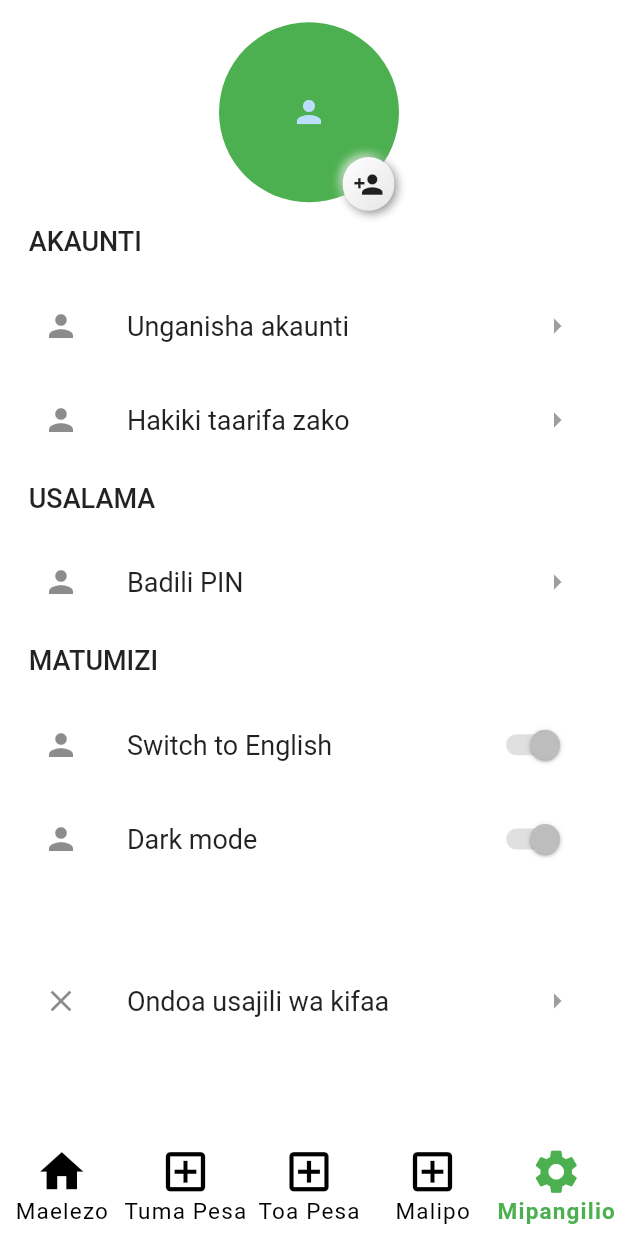
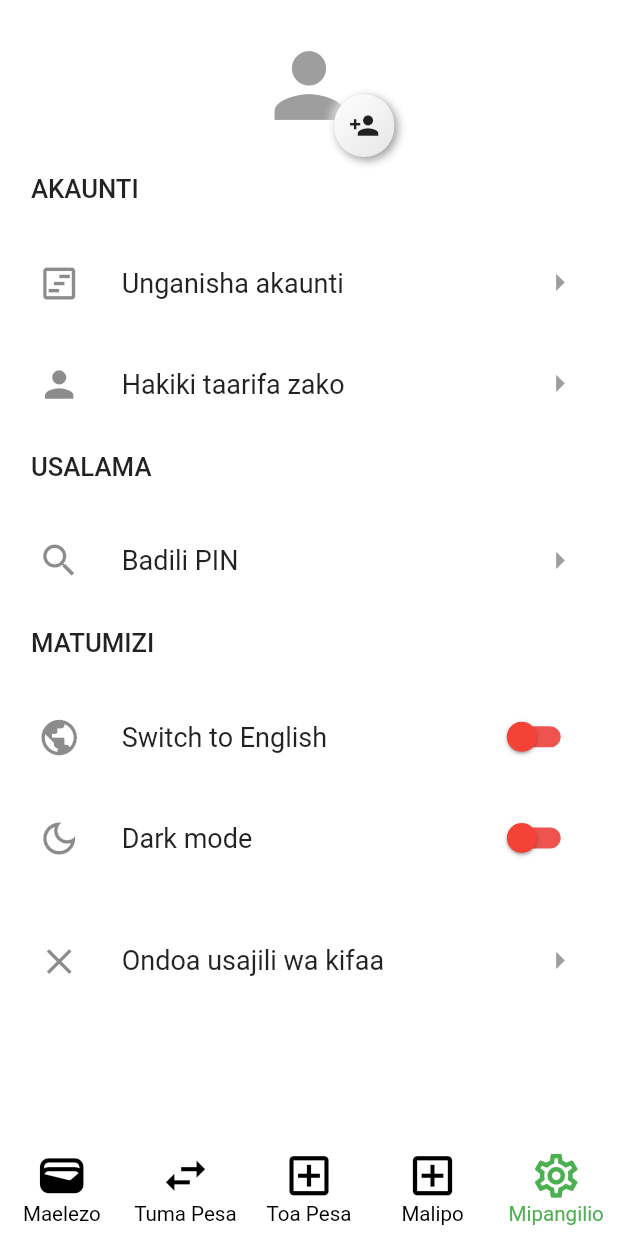
Before and after one commit to Mideny21/crdb_ui, a Flutter app: the screen it shows after launch, item 5 of the bottom bar chosen, on a phone screen of 412 x 824 dp. Run offline on Flutter 3.47's test engine with Material 2 defaults, Android fonts, the phone set to English and light mode, and no system bars; drawn by our look-alikes of flutter_neumorphic; our stand-ins replace flutter_screenutil.

Commit message:
add icon title

```diff
--- a/lib/data/data.dart
+++ b/lib/data/data.dart
@@ -8,21 +8,21 @@ List<Map> akaunt = [
 ];
 
 List<Map> malipo = [
-  {"name": "Taarifa ya Akaunti", "icon": Icon(Icons.report)},
+  {"name": "LUKU", "icon": Icon(Icons.report)},
+  {"name": "Muda wa maongezi", "icon": Icon(Icons.report)},
+  {"name": "TV", "icon": Icon(Icons.report)},
   {"name": "Malipo ya Serikali", "icon": Icon(Icons.report)},
-  {"name": "Muda wa Maongezi", "icon": Icon(Icons.report)},
-  {"name": "LUKU", "icon": Icon(Icons.report)},
-  {"name": "Taarifa ya Akaunti", "icon": Icon(Icons.report)},
-  {"name": "Malipo ya Serikali", "icon": Icon(Icons.report)},
-  {"name": "Muda wa Maongezi", "icon": Icon(Icons.report)},
-  {"name": "LUKU", "icon": Icon(Icons.report)},
-  {"name": "Taarifa ya Akaunti", "icon": Icon(Icons.report)},
-  {"name": "Malipo ya Serikali", "icon": Icon(Icons.report)},
-  {"name": "Muda wa Maongezi", "icon": Icon(Icons.report)},
-  {"name": "LUKU", "icon": Icon(Icons.report)},
-  {"name": "Malipo ya Serikali", "icon": Icon(Icons.report)},
-  {"name": "Muda wa Maongezi", "icon": Icon(Icons.report)},
-  {"name": "LUKU", "icon": Icon(Icons.report)},
+  {"name": "Elimu", "icon": Icon(Icons.report)},
+  {"name": "Mashirika ya ndege", "icon": Icon(Icons.report)},
+  {"name": "Bili za maji", "icon": Icon(Icons.report)},
+  {"name": "Malipo ya QR", "icon": Icon(Icons.report)},
+  {"name": "Bima", "icon": Icon(Icons.report)},
+  {"name": "Hospital", "icon": Icon(Icons.report)},
+  {"name": "Hisa na Viwango", "icon": Icon(Icons.report)},
+  {"name": "Tawi", "icon": Icon(Icons.report)},
+  {"name": "Uwekezaji", "icon": Icon(Icons.report)},
+  {"name": "Michezo", "icon": Icon(Icons.report)},
+  {"name": "Malipo zaidi", "icon": Icon(Icons.report)},
 ];
 
 List<Map> ads = [
--- a/lib/pages/mipangilio.dart
+++ b/lib/pages/mipangilio.dart
@@ -18,21 +18,24 @@ class _MipangilioScreenState extends State<MipangilioScreen> {
       child: ListView(
         children: [
           SizedBox(
-            height: 110.h,
+            height: 80.h,
             child: Stack(
               alignment: Alignment.center,
               children: [
-                CircleAvatar(
-                  radius: 60,
-                  backgroundColor: Colors.green,
-                  child: Icon(Icons.person),
+                Container(
+                  height: 80.h,
+                  width: 100.h,
+                  decoration: BoxDecoration(
+                      border: Border.all(color: Colors.white, width: 5),
+                      shape: BoxShape.circle),
+                  child: Icon(Icons.person, size: 60.sp, color: Colors.grey),
                 ),
                 Positioned(
                     bottom: 0,
                     right: 140,
                     child: SizedBox(
-                      height: 30.h,
-                      width: 30.w,
+                      height: 35.h,
+                      width: 35.w,
                       child: Neumorphic(
                           style: NeumorphicStyle(
                               shape: NeumorphicShape.convex,
@@ -48,21 +51,26 @@ class _MipangilioScreenState extends State<MipangilioScreen> {
             ),
           ),
           MipangilioUI(title: "AKAUNTI", tile: [
-            MipangilioTile(icon: Icons.person, tileTitle: "Unganisha akaunti"),
+            MipangilioTile(
+                icon: Icons.view_timeline_outlined,
+                tileTitle: "Unganisha akaunti"),
             MipangilioTile(icon: Icons.person, tileTitle: "Hakiki taarifa zako")
           ]),
           MipangilioUI(title: "USALAMA", tile: [
-            MipangilioTile(icon: Icons.person, tileTitle: "Badili PIN"),
+            MipangilioTile(icon: Icons.search, tileTitle: "Badili PIN"),
           ]),
           MipangilioUI(title: "MATUMIZI", tile: [
             MipangilioTile(
                 isIcon: false,
-                icon: Icons.person,
+                icon: Icons.public,
                 tileTitle: "Switch to English"),
             MipangilioTile(
-                isIcon: false, icon: Icons.person, tileTitle: "Dark mode"),
+                isIcon: false,
+                icon: Icons.dark_mode_outlined,
+                tileTitle: "Dark mode"),
           ]),
-          MipangilioUI(title: "", tile: [
+          SizedBox(height: 12.h),
+          MipangilioUI(notitle: true, title: "", tile: [
             MipangilioTile(
                 icon: Icons.close, tileTitle: "Ondoa usajili wa kifaa"),
           ]),
--- a/lib/screens/main_screen.dart
+++ b/lib/screens/main_screen.dart
@@ -4,6 +4,7 @@ import 'package:crdb_simbanking/pages/mipangilio.dart';
 import 'package:crdb_simbanking/pages/toa_pesa.dart';
 import 'package:crdb_simbanking/pages/tuma_pesa.dart';
 import 'package:flutter/material.dart';
+import 'package:flutter_screenutil/flutter_screenutil.dart';
 
 class MainsScreen extends StatefulWidget {
   const MainsScreen({super.key});
@@ -26,7 +27,8 @@ class _MainsScreenState extends State<MainsScreen> {
     const TumaPesaScreen(),
     const ToaPesaScreen(),
     const MalipoScreen(),
-    const MipangilioScreen(),
+    const MipangilioScreen()
+    // Container()
   ];
 
   @override
@@ -37,11 +39,11 @@ class _MainsScreenState extends State<MainsScreen> {
       bottomNavigationBar: BottomNavigationBar(
         items: <BottomNavigationBarItem>[
           BottomNavigationBarItem(
-            icon: Icon(Icons.home),
+            icon: Icon(Icons.wallet_outlined),
             label: 'Maelezo',
           ),
           BottomNavigationBarItem(
-            icon: Icon(Icons.add_box_outlined),
+            icon: Icon(Icons.swap_horiz_outlined),
             label: 'Tuma Pesa',
           ),
           BottomNavigationBarItem(
@@ -53,7 +55,7 @@ class _MainsScreenState extends State<MainsScreen> {
             label: 'Malipo',
           ),
           BottomNavigationBarItem(
-            icon: Icon(Icons.settings),
+            icon: Icon(Icons.settings_outlined),
             label: 'Mipangilio',
           ),
         ],
@@ -65,16 +67,12 @@ class _MainsScreenState extends State<MainsScreen> {
         unselectedFontSize: 15.0,
         showSelectedLabels: true,
         showUnselectedLabels: true,
-        unselectedLabelStyle: const TextStyle(color: Colors.white),
+        unselectedLabelStyle: TextStyle(fontSize: 12.sp, color: Colors.white),
         backgroundColor: Colors.transparent,
         selectedIconTheme: const IconThemeData(color: Colors.green),
         type: BottomNavigationBarType.fixed,
         selectedItemColor: Colors.green,
-        selectedLabelStyle: const TextStyle(
-            fontWeight: FontWeight.bold,
-            fontSize: 15,
-            letterSpacing: 0.8,
-            color: Colors.white),
+        selectedLabelStyle: TextStyle(fontSize: 12.sp, color: Colors.white),
         unselectedIconTheme: const IconThemeData(color: Colors.black),
         unselectedItemColor: Colors.black,
       ),
--- a/lib/widgets/mipangilio.dart
+++ b/lib/widgets/mipangilio.dart
@@ -4,10 +4,12 @@ import 'package:flutter_screenutil/flutter_screenutil.dart';
 class MipangilioUI extends StatelessWidget {
   final String title;
   final List<MipangilioTile> tile;
+  final bool notitle;
   const MipangilioUI({
     Key? key,
     this.title = '',
     required this.tile,
+    this.notitle = false,
   }) : super(key: key);
 
   @override
@@ -16,19 +18,21 @@ class MipangilioUI extends StatelessWidget {
         crossAxisAlignment: CrossAxisAlignment.start,
         mainAxisAlignment: MainAxisAlignment.center,
         children: [
-          Container(
-              height: MediaQuery.of(context).size.height * 0.055,
-              width: MediaQuery.of(context).size.width * 1.0,
-              color: Colors.transparent,
-              child: Padding(
-                padding:
-                    const EdgeInsets.symmetric(horizontal: 10.0, vertical: 10),
-                child: Text(
-                  title,
-                  style: const TextStyle(
-                      fontSize: 18, fontWeight: FontWeight.w500),
-                ),
-              )),
+          !notitle
+              ? SizedBox(
+                  height: 42.h,
+                  width: MediaQuery.of(context).size.width * 1.0,
+                  child: Padding(
+                    padding: const EdgeInsets.symmetric(
+                            horizontal: 10.0, vertical: 10)
+                        .r,
+                    child: Text(
+                      title,
+                      style: TextStyle(
+                          fontSize: 15.sp, fontWeight: FontWeight.w500),
+                    ),
+                  ))
+              : Container(),
           ...tile
         ]);
   }
@@ -50,23 +54,26 @@ class MipangilioTile extends StatelessWidget {
 
   @override
   Widget build(BuildContext context) {
-    const bool isOn = true;
     return Padding(
-      padding: const EdgeInsets.all(3).r,
+      padding: const EdgeInsets.symmetric(vertical: 5).r,
       child: ListTile(
         tileColor: Colors.white,
-        shape: const RoundedRectangleBorder(
-            borderRadius: BorderRadius.all(Radius.circular(10))),
-        leading: Icon(icon),
+        shape: RoundedRectangleBorder(
+            borderRadius: const BorderRadius.all(Radius.circular(8)).r),
+        leading: Icon(icon, size: 25.sp),
         title: Text(
           tileTitle,
           style: TextStyle(
               fontSize: 18, fontWeight: FontWeight.w400, color: titleColor),
         ),
         trailing: isIcon
-            ? const Icon(Icons.arrow_right, color: Colors.grey)
-            : const Switch(
-                activeColor: Colors.green, value: isOn, onChanged: null),
+            ? Icon(Icons.arrow_right, color: Colors.grey, size: 24.sp)
+            : Switch(
+                inactiveThumbColor: Colors.red,
+                inactiveTrackColor: Colors.red[400],
+                activeColor: Colors.green,
+                value: false,
+                onChanged: null),
       ),
     );
   }
```
